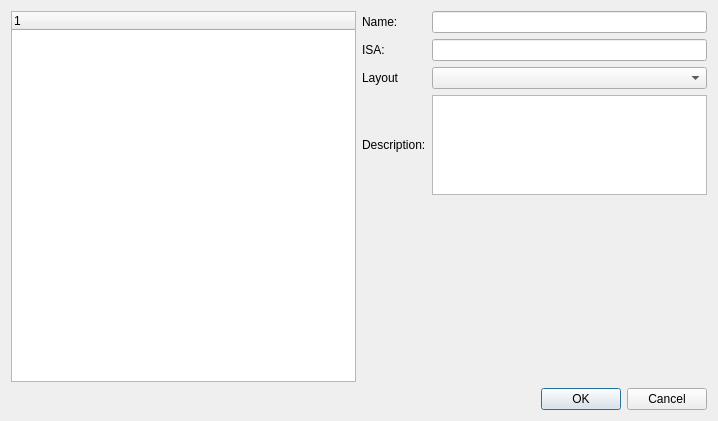
The window that src/processorselectiondialog.ui (mortbopet/Ripes) describes before a commit, drawn with Qt 5.
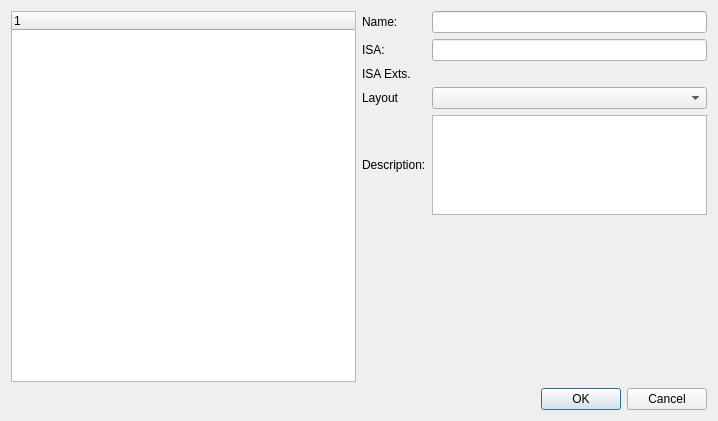
The same window after the commit. Custom widgets are drawn as their Qt base class.

Patch:
```diff
--- a/src/processorselectiondialog.ui
+++ b/src/processorselectiondialog.ui
@@ -41,6 +41,9 @@
              </property>
             </widget>
            </item>
+           <item row="3" column="1">
+            <widget class="QComboBox" name="layout"/>
+           </item>
            <item row="0" column="0">
             <widget class="QLabel" name="label">
              <property name="text">
@@ -48,14 +51,21 @@
              </property>
             </widget>
            </item>
-           <item row="1" column="0">
-            <widget class="QLabel" name="label_2">
+           <item row="4" column="0">
+            <widget class="QLabel" name="label_3">
              <property name="text">
-              <string>ISA:</string>
+              <string>Description:</string>
              </property>
             </widget>
            </item>
-           <item row="3" column="1">
+           <item row="3" column="0">
+            <widget class="QLabel" name="label_4">
+             <property name="text">
+              <string>Layout</string>
+             </property>
+            </widget>
+           </item>
+           <item row="4" column="1">
             <widget class="QPlainTextEdit" name="description">
              <property name="sizePolicy">
               <sizepolicy hsizetype="MinimumExpanding" vsizetype="Preferred">
@@ -93,22 +103,22 @@
              </property>
             </widget>
            </item>
-           <item row="3" column="0">
-            <widget class="QLabel" name="label_3">
+           <item row="1" column="0">
+            <widget class="QLabel" name="label_2">
              <property name="text">
-              <string>Description:</string>
+              <string>ISA:</string>
              </property>
             </widget>
            </item>
            <item row="2" column="0">
-            <widget class="QLabel" name="label_4">
+            <widget class="QLabel" name="label_5">
              <property name="text">
-              <string>Layout</string>
+              <string>ISA Exts.</string>
              </property>
             </widget>
            </item>
            <item row="2" column="1">
-            <widget class="QComboBox" name="layout"/>
+            <layout class="QHBoxLayout" name="extensions"/>
            </item>
           </layout>
          </item>
```
